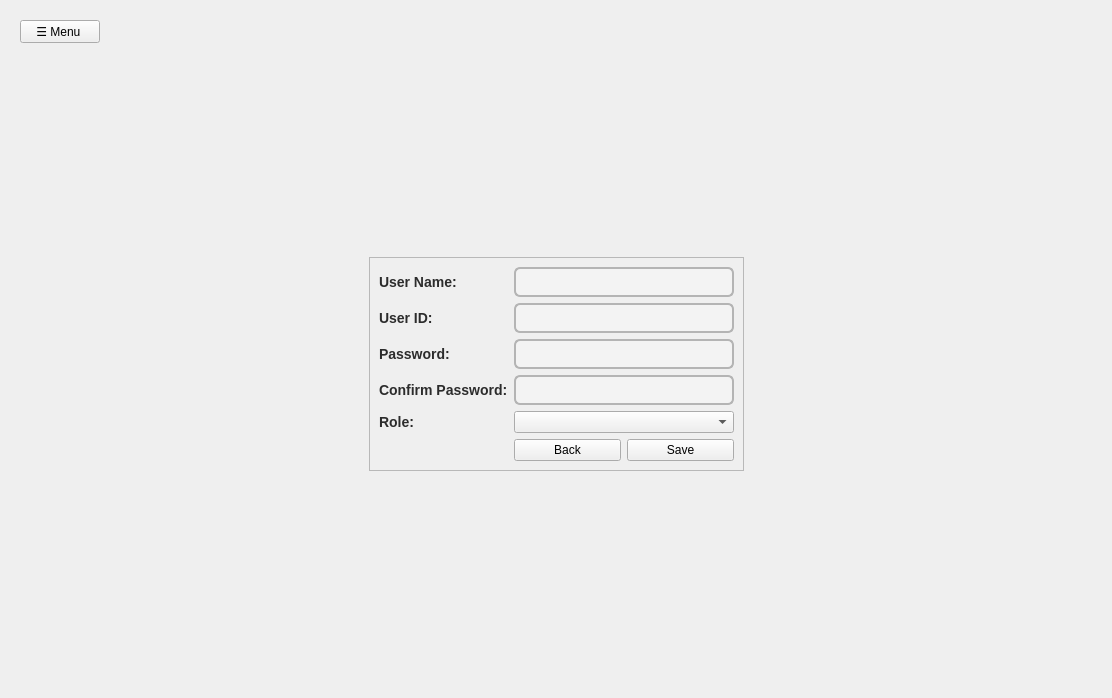
MegaMineDSS/LuxeMine, file admin.ui: the form before one commit.
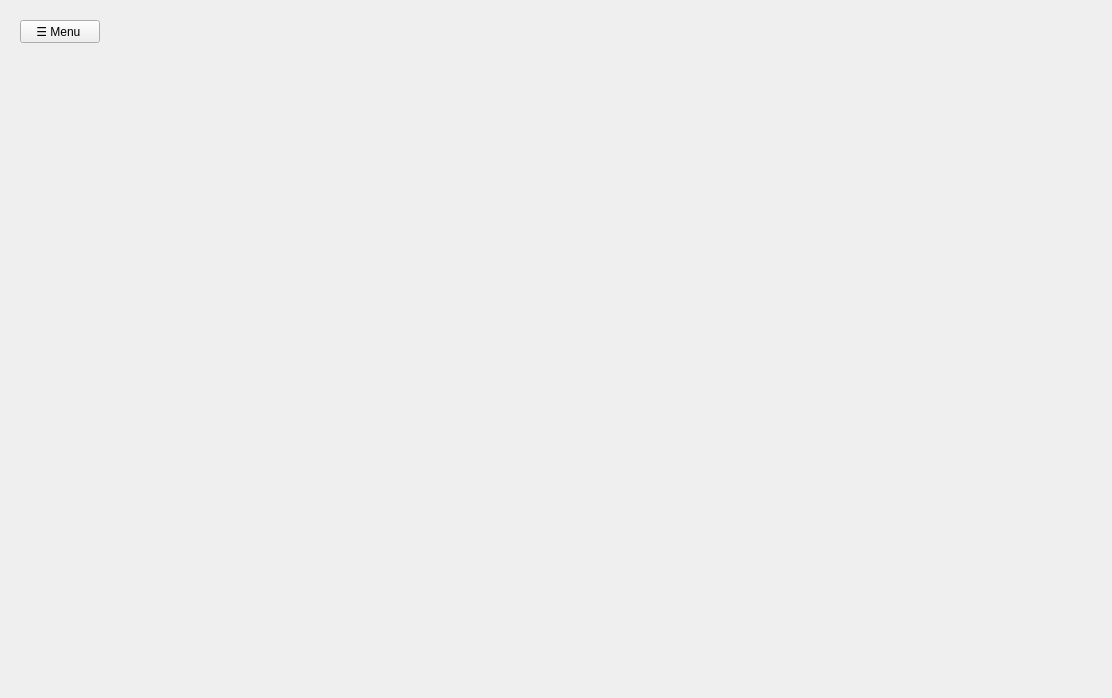
The form after the commit.

```diff
--- a/admin.ui
+++ b/admin.ui
@@ -558,7 +558,7 @@
          <item row="1" column="0" rowspan="6" colspan="3">
           <widget class="QStackedWidget" name="Admin_panel">
            <property name="currentIndex">
-            <number>5</number>
+            <number>6</number>
            </property>
            <widget class="QWidget" name="_1show_images_page">
             <layout class="QGridLayout" name="gridLayout_4">
@@ -3887,6 +3887,7 @@
              </item>
             </layout>
            </widget>
+           <widget class="QWidget" name="orderBookRequest"/>
           </widget>
          </item>
          <item row="7" column="1">
```
